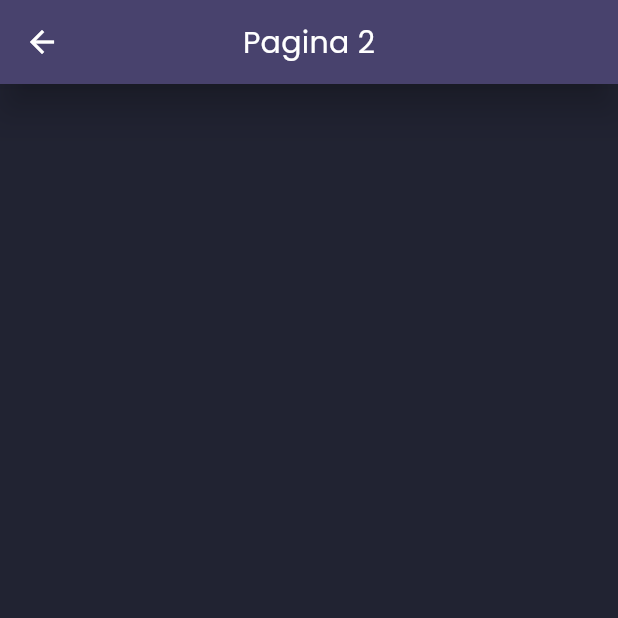
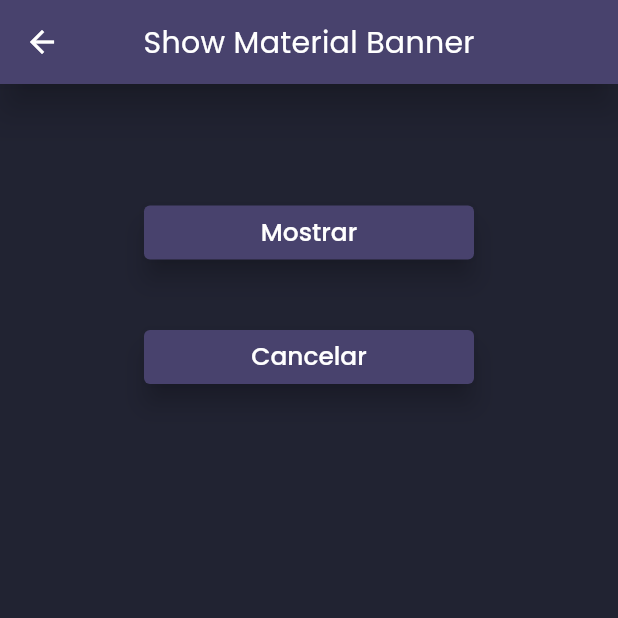
Before and after one commit to fcraveiro/flutter_sqlite_sqflite, a Flutter app: the Pagina2 screen opened by its route, on a phone screen of 412 x 824 dp, the top half of it. Run offline on Flutter 3.47's test engine with Material 2 defaults, Android fonts, the phone set to English and light mode, and no system bars; our stand-ins replace get, get_storage, google_fonts, sqflite; accounts and stored records are empty.

Commit message:
Show material Banner

```diff
--- a/lib/menu.dart
+++ b/lib/menu.dart
@@ -27,7 +27,7 @@ class _MenuState extends State<Menu> {
               onPressed: () {
                 Get.toNamed("/pagina1/");
               },
-              child: const Text('Pagina 1'),
+              child: const Text('SQLite - SQFlite 1'),
             ),
             const SizedBox(
               height: 35,
@@ -37,7 +37,7 @@ class _MenuState extends State<Menu> {
               onPressed: () {
                 Get.toNamed("/pagina2/");
               },
-              child: const Text('Pagina 2'),
+              child: const Text('Show Material Banner'),
             ),
             const SizedBox(
               height: 35,
--- a/lib/paginas/pagina2.dart
+++ b/lib/paginas/pagina2.dart
@@ -1,25 +1,40 @@
 import 'package:flutter/material.dart';
+import '../services/constants.dart';
 
-class Pagina2 extends StatefulWidget {
+class Pagina2 extends StatelessWidget {
   const Pagina2({Key? key}) : super(key: key);
 
-  @override
-  State<Pagina2> createState() => _Pagina2State();
-}
-
-class _Pagina2State extends State<Pagina2> {
   @override
   Widget build(BuildContext context) {
     return Scaffold(
       appBar: AppBar(
-        title: const Text('Pagina 2'),
+        title: const Text('Show Material Banner'),
       ),
       body: Center(
         child: Column(
-          mainAxisAlignment: MainAxisAlignment.start,
-          children: const [
-            SizedBox(
-              height: 70,
+          children: [
+            const SizedBox(
+              height: 75,
+            ),
+            ElevatedButton(
+              style: elevatedEstilo,
+              onPressed: () {
+                ScaffoldMessenger.of(context)
+                  ..removeCurrentMaterialBanner()
+                  ..showMaterialBanner(
+                      materialBanner(context, 'Passing banner message'));
+              },
+              child: const Text('Mostrar'),
+            ),
+            const SizedBox(
+              height: 35,
+            ),
+            ElevatedButton(
+              style: elevatedEstilo,
+              onPressed: () {
+                ScaffoldMessenger.of(context).hideCurrentMaterialBanner();
+              },
+              child: const Text('Cancelar'),
             ),
           ],
         ),
@@ -27,3 +42,35 @@ class _Pagina2State extends State<Pagina2> {
     );
   }
 }
+
+MaterialBanner materialBanner(BuildContext context, String message) {
+  return MaterialBanner(
+    backgroundColor: Colors.yellowAccent,
+    leading: const Icon(
+      Icons.person,
+      color: Colors.black,
+    ),
+    content: Text(
+      message,
+      style: const TextStyle(color: Colors.black),
+    ),
+    actions: <Widget>[
+      TextButton(
+        child: const Text(
+          'MORE INFO',
+          style: TextStyle(color: Colors.black),
+        ),
+        onPressed: () {},
+      ),
+      TextButton(
+        child: const Text(
+          'DISMISS',
+          style: TextStyle(color: Colors.black),
+        ),
+        onPressed: () {
+          ScaffoldMessenger.of(context).hideCurrentMaterialBanner();
+        },
+      ),
+    ],
+  );
+}
```
